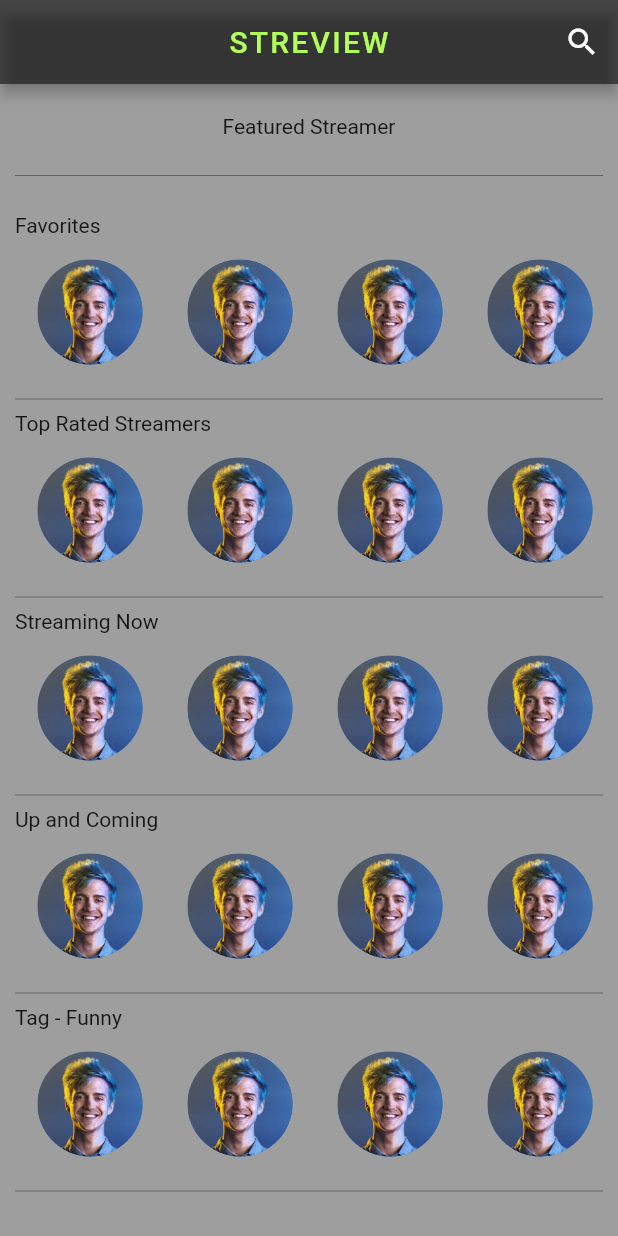
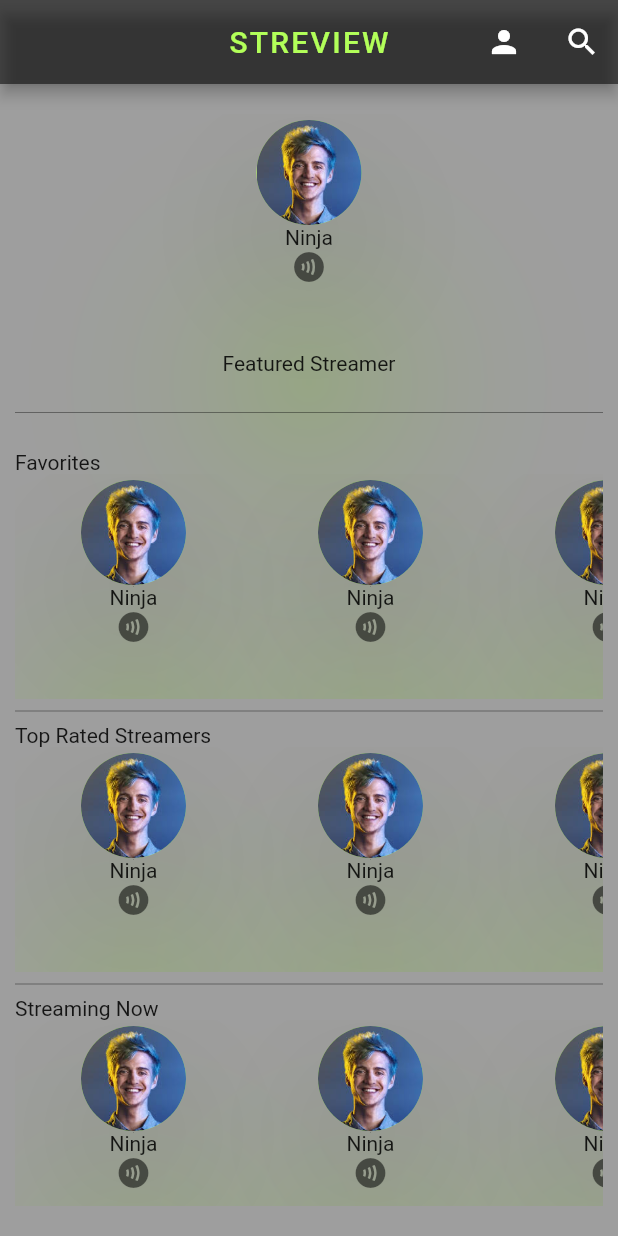
Before and after one commit to ArroVol/streamer_review, a Flutter app: the HomeScreen screen opened directly, on a phone screen of 412 x 824 dp. Run offline on Flutter 3.47's test engine with Material 2 defaults, Android fonts, the phone set to English and light mode, and no system bars; our stand-ins replace flutter_login, google_fonts, shared_preferences, sqflite; missing offline and left inert: dbutils; accounts and stored records are empty.

Commit message:
Updated profile page and routing. Updated homepage formatting.

```diff
--- a/lib/home.dart
+++ b/lib/home.dart
@@ -2,6 +2,8 @@ import 'package:flutter/material.dart';
 import 'package:streamer_review/streamer_thumb.dart';
 
 class HomeScreen extends StatelessWidget {
+
+
   @override
   Widget build(BuildContext context) {
     print('here');
@@ -14,6 +16,13 @@ class HomeScreen extends StatelessWidget {
                   TextStyle(color: Colors.lightGreenAccent, letterSpacing: 1.5),
             ),
             actions: <Widget>[
+              IconButton(
+                icon: Icon(Icons.person),
+                alignment: Alignment.centerLeft,
+                onPressed: () {
+                  Navigator.pushNamed(context, '/profile');
+                },
+              ),
               IconButton(
                   icon: Icon(Icons.search),
                   onPressed: () {
@@ -28,8 +37,16 @@ class HomeScreen extends StatelessWidget {
             scrollDirection: Axis.vertical,
             children: <Widget>[
               Center(
-              child:
-              Text('Featured Streamer'),
+                child: Container(
+                  child: Column(
+                    children: <Widget>[
+                      StreamerThumb(),
+                      Text(
+                        'Featured Streamer',
+                      ),
+                    ],
+                  ),
+                ),
               ),
               Divider(
                 height: 50,
@@ -37,7 +54,7 @@ class HomeScreen extends StatelessWidget {
               ),
               Text('Favorites'),
               Container(
-              height: 100,
+                height: 150,
                 child: ListView(
                   scrollDirection: Axis.horizontal,
                   children: <Widget>[
@@ -54,7 +71,7 @@ class HomeScreen extends StatelessWidget {
               ),
               Text('Top Rated Streamers'),
               Container(
-              height: 100,
+                height: 150,
                 child: ListView(
                   scrollDirection: Axis.horizontal,
                   children: <Widget>[
@@ -71,7 +88,7 @@ class HomeScreen extends StatelessWidget {
               ),
               Text('Streaming Now'),
               Container(
-              height: 100,
+                height: 150,
                 child: ListView(
                   scrollDirection: Axis.horizontal,
                   children: <Widget>[
@@ -88,7 +105,7 @@ class HomeScreen extends StatelessWidget {
               ),
               Text('Up and Coming'),
               Container(
-              height: 100,
+                height: 150,
                 child: ListView(
                   scrollDirection: Axis.horizontal,
                   children: <Widget>[
@@ -105,7 +122,7 @@ class HomeScreen extends StatelessWidget {
               ),
               Text('Tag - Funny'),
               Container(
-              height: 100,
+                height: 150,
                 child: ListView(
                   scrollDirection: Axis.horizontal,
                   children: <Widget>[
@@ -122,7 +139,7 @@ class HomeScreen extends StatelessWidget {
               ),
               Text('Tag - Competitive'),
               Container(
-              height: 100,
+                height: 150,
                 child: ListView(
                   scrollDirection: Axis.horizontal,
                   children: <Widget>[
@@ -139,12 +156,9 @@ class HomeScreen extends StatelessWidget {
               ),
             ],
           ),
-      )
-    );
-
+        ));
   }
 }
-
 
 class StreamerSearch extends SearchDelegate<String> {
   final streamerList = [
--- a/lib/main.dart
+++ b/lib/main.dart
@@ -1,4 +1,5 @@
 import 'package:flutter/material.dart';
+import 'package:streamer_review/profile.dart';
 import 'package:streamer_review/secondScreen.dart';
 import 'package:streamer_review/widgets/home_page.dart';
 
@@ -12,7 +13,7 @@ void main() => runApp(MaterialApp(
     // '/home': (context) => Home(),
     '/login': (context) => LoginScreen(),
     // '/registration': (context) => Registration(),
-    // '/profile': (context) => Profile(),
+    '/profile': (context) => Profile(),
 
 
 
--- a/lib/streamer_thumb.dart
+++ b/lib/streamer_thumb.dart
@@ -9,15 +9,31 @@ class StreamerThumb extends StatefulWidget {
 class _StreamerThumb extends State<StreamerThumb> {
   @override
   Widget build(BuildContext context) {
-    return Container(
-        width: 100,
-        height: 100,
-        child: Center(
-          child: CircleAvatar(
-            backgroundImage: AssetImage('assets/example.jpg'),
-            radius: 35,
+    return Card(
+      color: Colors.transparent,
+      elevation: 50,
+      shadowColor: Colors.lightGreenAccent[100],
+      shape: CircleBorder(),
+      child: new InkWell(
+        onTap: () {
+          print("Streamer card clicked");
+        },
+        child: Container(
+          width: 150.0,
+          height: 150.0,
+          child: Column(
+            children: <Widget>[
+              CircleAvatar(
+                backgroundImage: AssetImage('assets/example.jpg'),
+                backgroundColor: Colors.lightGreenAccent,
+                radius: 35,
+              ),
+              Text('Ninja'),
+              Icon(Icons.contactless, color: Colors.black54),
+            ],
           ),
         ),
-      );
+      ),
+    );
   }
 }
```
Also changed, not shown: lib/profile.dart (+65 -2 lines), lib/loading.dart (deleted), lib/splash.dart (deleted). Lines whose indentation alone changed are shown as unchanged.
